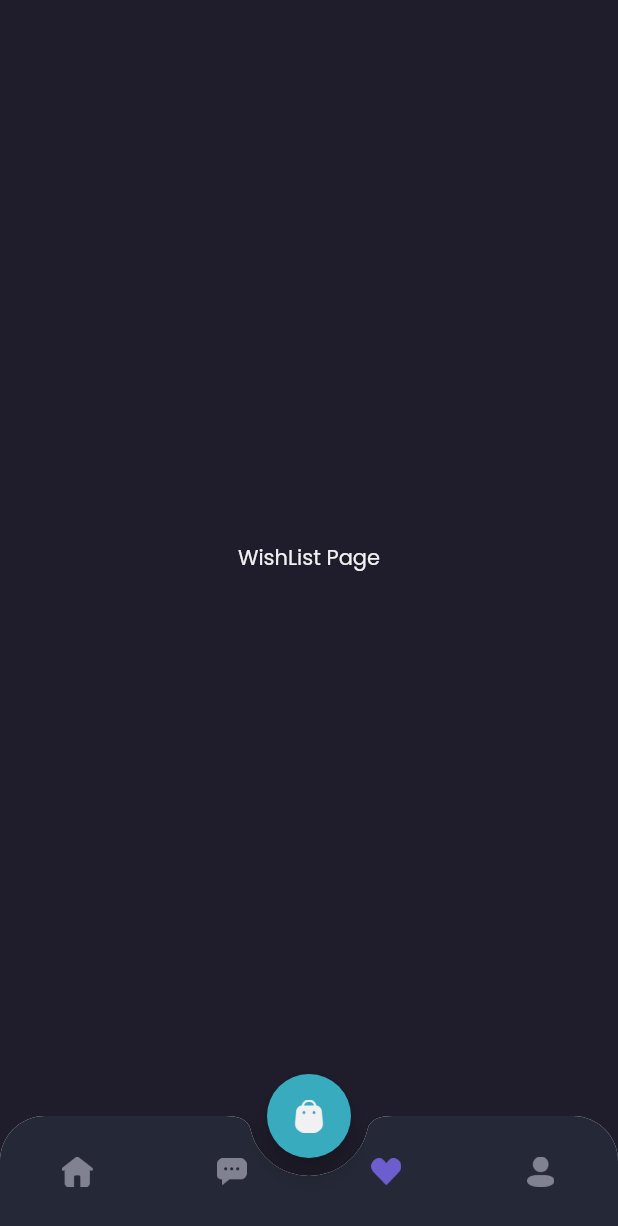
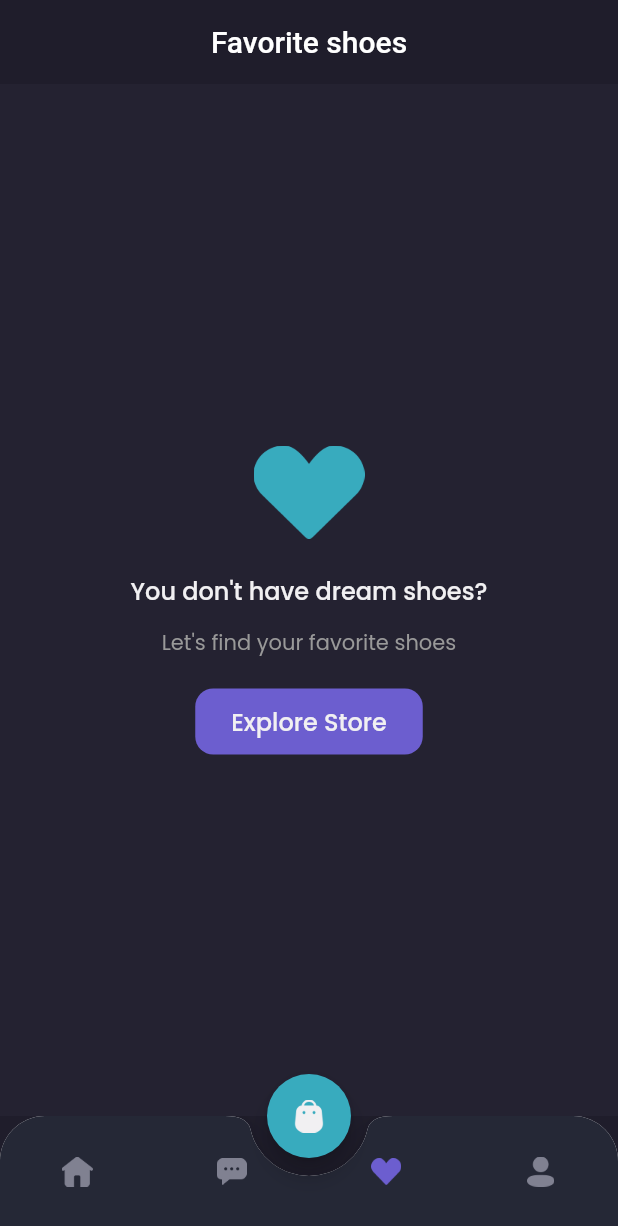
Before and after one commit to sooyaa4/shamo_front_end, a Flutter app: the MainPage screen opened by its route, item 3 of the bottom bar chosen, on a phone screen of 412 x 824 dp. Shown: the top 1226 px of the screen. Run offline on Flutter 3.47's test engine with Material 2 defaults, Android fonts, the phone set to English and light mode, and no system bars; our stand-ins replace google_fonts.

Commit message:
slicing halaman wishlist

```diff
--- a/lib/pages/home/wishlist_page.dart
+++ b/lib/pages/home/wishlist_page.dart
@@ -4,11 +4,84 @@
 class WishListPage extends StatelessWidget {
   @override
   Widget build(BuildContext context) {
-    return Center(
-      child: Text(
-        'WishList Page',
-        style: primaryTextStyle,
-      ),
+    Widget header() {
+      return AppBar(
+        backgroundColor: backgroundColor1,
+        centerTitle: true,
+        title: Text(
+          'Favorite shoes',
+        ),
+        elevation: 0,
+        automaticallyImplyLeading: false,
+      );
+    }
+
+    Widget emptyWishlist() {
+      return Expanded(
+        child: Container(
+          width: double.infinity,
+          color: backgroundColor3,
+          child: Column(
+            mainAxisAlignment: MainAxisAlignment.center,
+            children: [
+              Image.asset(
+                'assets/image_wishlist.png',
+                width: 74,
+              ),
+              SizedBox(
+                height: 23,
+              ),
+              Text(
+                'You don\'t have dream shoes?',
+                style: primaryTextStyle.copyWith(
+                  fontSize: 16,
+                  fontWeight: medium,
+                ),
+              ),
+              SizedBox(
+                height: 12,
+              ),
+              Text(
+                'Let\'s find your favorite shoes',
+                style: secondaryTextStyle,
+              ),
+              SizedBox(
+                height: 20,
+              ),
+              Container(
+                height: 44,
+                child: TextButton(
+                  onPressed: () {},
+                  style: TextButton.styleFrom(
+                    padding: EdgeInsets.symmetric(
+                      vertical: 10,
+                      horizontal: 24,
+                    ),
+                    backgroundColor: primaryColor,
+                    shape: RoundedRectangleBorder(
+                      borderRadius: BorderRadius.circular(12),
+                    ),
+                  ),
+                  child: Text(
+                    'Explore Store',
+                    style: primaryTextStyle.copyWith(
+                      fontSize: 16,
+                      fontWeight: medium,
+                    ),
+                  ),
+                ),
+              ),
+            ],
+          ),
+        ),
+      );
+    }
+
+    return Column(
+      children: [
+        header(),
+        emptyWishlist(),
+      ],
     );
   }
 }
```
